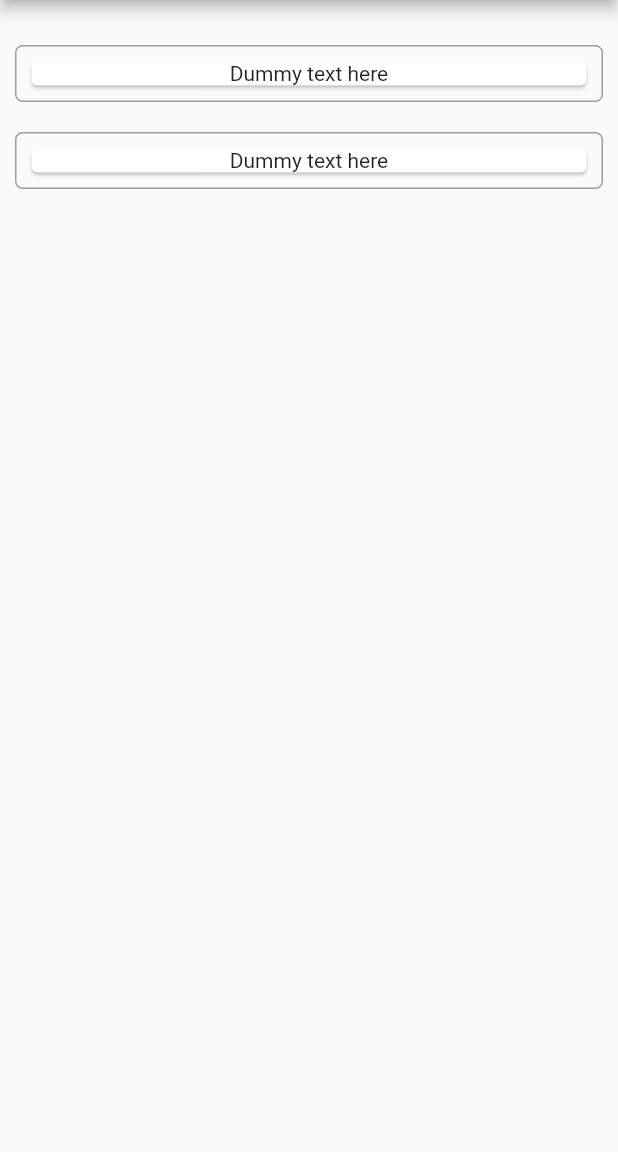
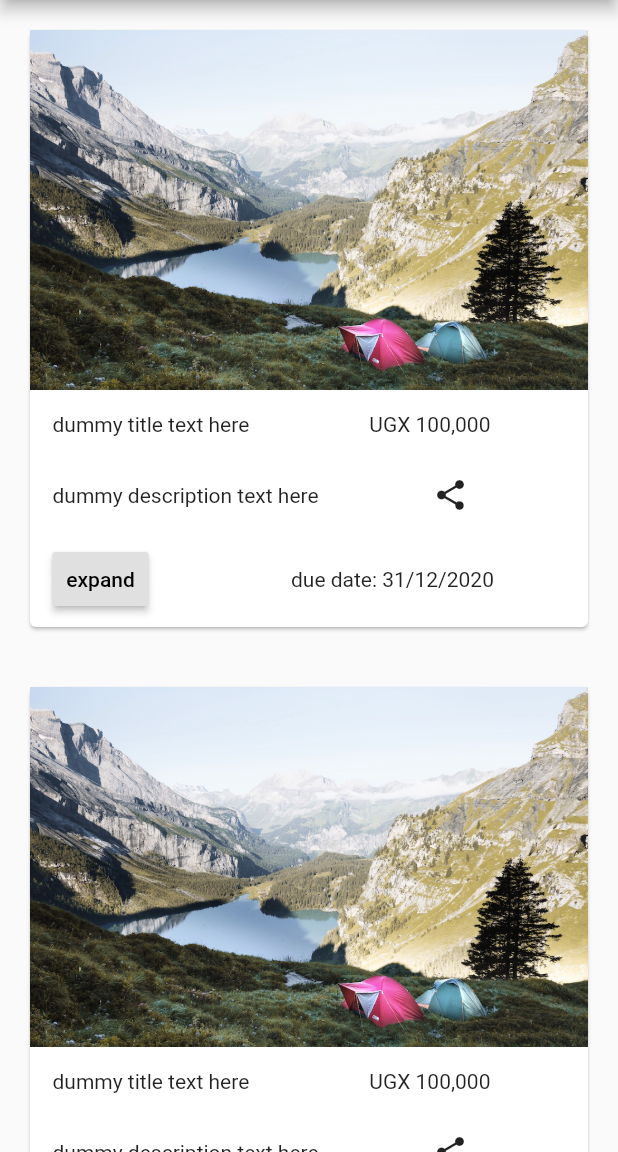
Before and after one commit to trevornagaba/penda-flutter, a Flutter app: the screen it shows after launch, on a phone screen of 412 x 824 dp, the part 84-1236 px from its top. Run offline on Flutter 3.47's test engine with Material 2 defaults, Android fonts, the phone set to English and light mode, and no system bars.

Commit message:
Add base layout

```diff
--- a/lib/main.dart
+++ b/lib/main.dart
@@ -4,7 +4,11 @@ import 'package:flutter/material.dart';
 
 void main() {
   // debugPaintSizeEnabled = true;
-  runApp(MyApp());
+  runApp(MaterialApp(
+    home: HomePage(), // becomes the route named '/'
+    routes: <String, WidgetBuilder> {
+      '/cause': (BuildContext context) => CausePage(),
+    },));
 }
 
 final dummyUserSnapshot = [
@@ -72,22 +76,22 @@ class MyApp extends StatelessWidget {
   Widget build(BuildContext context) {
     return MaterialApp(
       title: 'Baby Names',
-      home: MyHomePage(),
+      home: HomePage(),
     );
   }
 }
 
-class MyHomePage extends StatefulWidget {
-  _MyHomePageState createState() => _MyHomePageState();
+class HomePage extends StatefulWidget {
+  _HomePageState createState() => _HomePageState();
 }
 
-class _MyHomePageState extends State<MyHomePage> {
+class _HomePageState extends State<HomePage> {
+  @override
   Widget build(BuildContext context) {
     return Scaffold(
       appBar: AppBar(title: Text("Penda")),
       body: _buildBody(context),
     );
-  }
   }
 
   Widget _buildBody(BuildContext context) {
@@ -97,7 +101,7 @@ Widget _buildBody(BuildContext context) {
   Widget _buildList(
       BuildContext context, List<Map> userSnapshot, List<Map> causeSnapshot) {
     return ListView(
-    padding: const EdgeInsets.only(top: 20.0),
+      padding: const EdgeInsets.only(top: 0.0),
       children:
           causeSnapshot.map((data) => _buildListItem(context, data)).toList(),
     );
@@ -106,12 +110,74 @@ Widget _buildList(
   Widget _buildListItem(BuildContext context, Map data) {
     return Padding(
         padding: const EdgeInsets.all(10.0),
-      child: Container(
-          decoration: BoxDecoration(
-            border: Border.all(color: Colors.grey),
-            borderRadius: BorderRadius.circular(5.0),
-          ),
         child: Card(
             margin: EdgeInsets.all(10),
-              child: Column(children: <Widget>[Text('Dummy text here')]))));
+            child: Column(children: <Widget>[
+              Image.asset(
+                'images/lake.jpg',
+                width: 600,
+                height: 240,
+                fit: BoxFit.cover,
+              ),
+              Row(children: <Widget>[
+                Container(
+                    padding: const EdgeInsets.all(15.0),
+                    child: (Text(
+                      'dummy title text here',
+                    ))),
+                Container(
+                    padding: const EdgeInsets.only(left: 65.0),
+                    child: Text('UGX 100,000'))
+              ]),
+              Row(children: <Widget>[
+                Container(
+                    padding: const EdgeInsets.only(left: 15.0, right: 60),
+                    // TO-DO
+                    // make padding screenresponsive
+                    child: Text(
+                      'dummy description text here',
+                      // TO-DO
+                      // find a way to wrap the description
+                      overflow: TextOverflow.ellipsis,
+                      softWrap:
+                          true, // text lines will fill the column width before wrapping at a word boundary
+                    )),
+                IconButton(
+                    icon: Icon(Icons.share),
+                    alignment: Alignment.centerRight,
+                    onPressed: () {
+                      Scaffold.of(context).showSnackBar(SnackBar(
+                        content: Text("SnackBar"),
+                      ));
+                    })
+              ]),
+              Row(children: <Widget>[
+                Container(
+                    padding: const EdgeInsets.only(left: 7.0, right: 87.0),
+                    child: ButtonBar(children: [
+                      // TO-DO
+                      // Add the action/route for the on_pressed method
+                      RaisedButton(
+                        child: Text('expand'),
+                        onPressed: () {Navigator.pushNamed(context, '/cause');}, // Add the navigator to go to a cause
+                      )
+                    ], alignment: MainAxisAlignment.start)),
+                Text('due date: 31/12/2020')
+              ])
+            ])));
   }
+}
+
+class CausePage extends StatefulWidget {
+  _CausePageState createState() => _CausePageState();
+}
+
+class _CausePageState extends State<CausePage> {
+  @override
+  Widget build(BuildContext context) {
+    return Scaffold(
+      appBar: AppBar(title: Text("Cause details")),
+      // body: _buildBody(context), // TO-DO
+    );
+  }
+}
```
Lines whose indentation alone changed are shown as unchanged.
